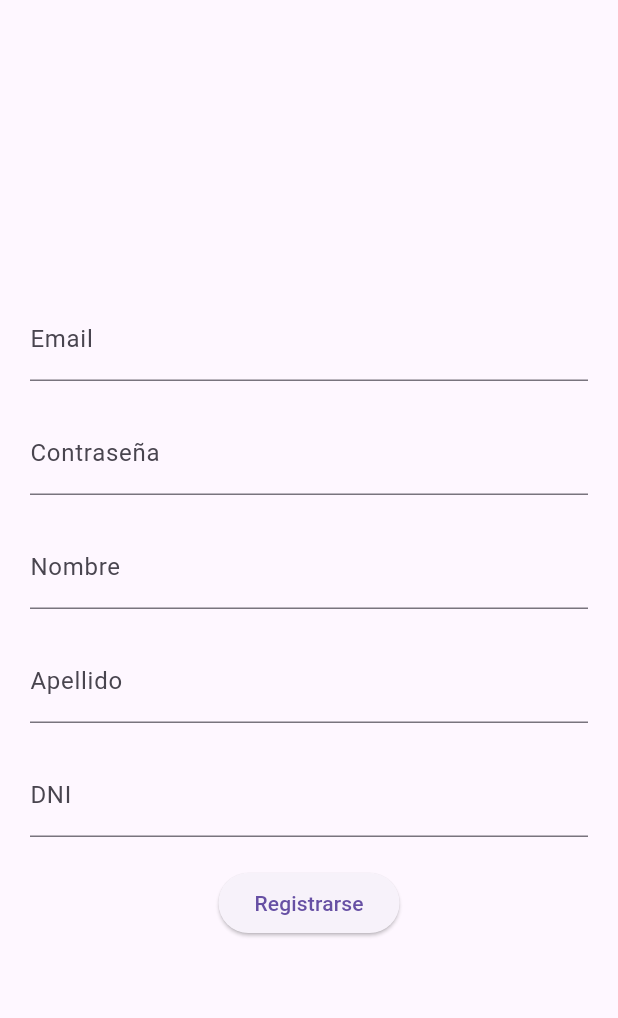
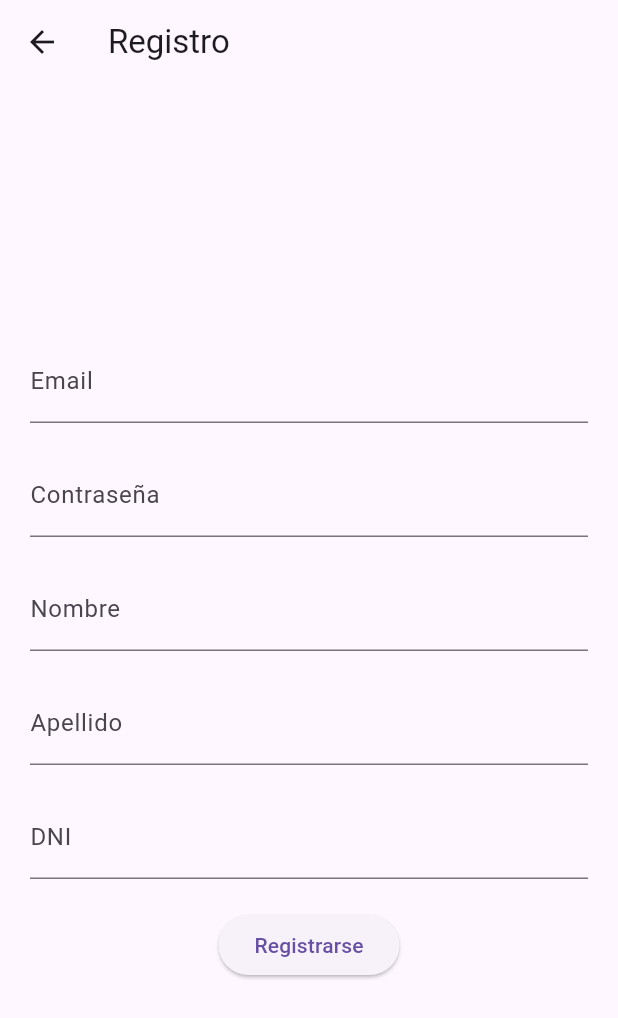
Before and after one commit to franko21/examenfianal-movil, a Flutter app: the Registerpage screen opened directly, after a tap on "Registrarse", on a phone screen of 412 x 824 dp. Shown: the top 1018 px of the screen. Run offline on Flutter 3.47's test engine with Material 3 defaults, Android fonts, the phone set to English and light mode, and no system bars; network calls fail.

Commit message:
se abre ya el registro
registro lsito

```diff
--- a/lib/Registrocomp/Registerpage.dart
+++ b/lib/Registrocomp/Registerpage.dart
@@ -1,5 +1,15 @@
 import 'package:flutter/material.dart';
 import 'ApiClient.dart';
+
+class MyApp extends StatelessWidget {
+  @override
+  Widget build(BuildContext context) {
+    return const MaterialApp(
+      title: 'Mi Aplicación',
+      home: Registerpage(),
+    );
+  }
+}
 
 class Registerpage extends StatefulWidget {
   const Registerpage({super.key});
@@ -19,7 +29,12 @@ class RegisterFormState extends State<Registerpage> {
 
   @override
   Widget build(BuildContext context) {
-    return Padding(
+    return Scaffold(
+      // Envuelve el widget Registerpage con Scaffold
+      appBar: AppBar(
+        title: Text('Registro'),
+      ),
+      body: Padding(
         padding: const EdgeInsets.all(20.0),
         child: Column(
           mainAxisAlignment: MainAxisAlignment.center,
@@ -56,6 +71,7 @@ class RegisterFormState extends State<Registerpage> {
             ),
           ],
         ),
+      ),
     );
   }
 
@@ -66,7 +82,19 @@ class RegisterFormState extends State<Registerpage> {
     final String apellido = _apellidoController.text;
     final String dni = _dniController.text;
 
+    // Realiza el registro del usuario
+    try {
       await _apiClient.registerUser(email, password, nombre, apellido, dni);
-    // Puedes agregar aquí la navegación a otra pantalla si es necesario
+      // Si el registro es exitoso, puedes navegar a otra pantalla
+      // Navigator.push(context, MaterialPageRoute(builder: (context) => OtraPantalla()));
+    } catch (e) {
+      // Maneja los errores aquí
+      print('Error al registrar al usuario: $e');
+      // Muestra un diálogo de error o realiza alguna otra acción apropiada
     }
   }
+}
+
+void main() {
+  runApp(MyApp());
+}
```
Lines whose indentation alone changed are shown as unchanged.
